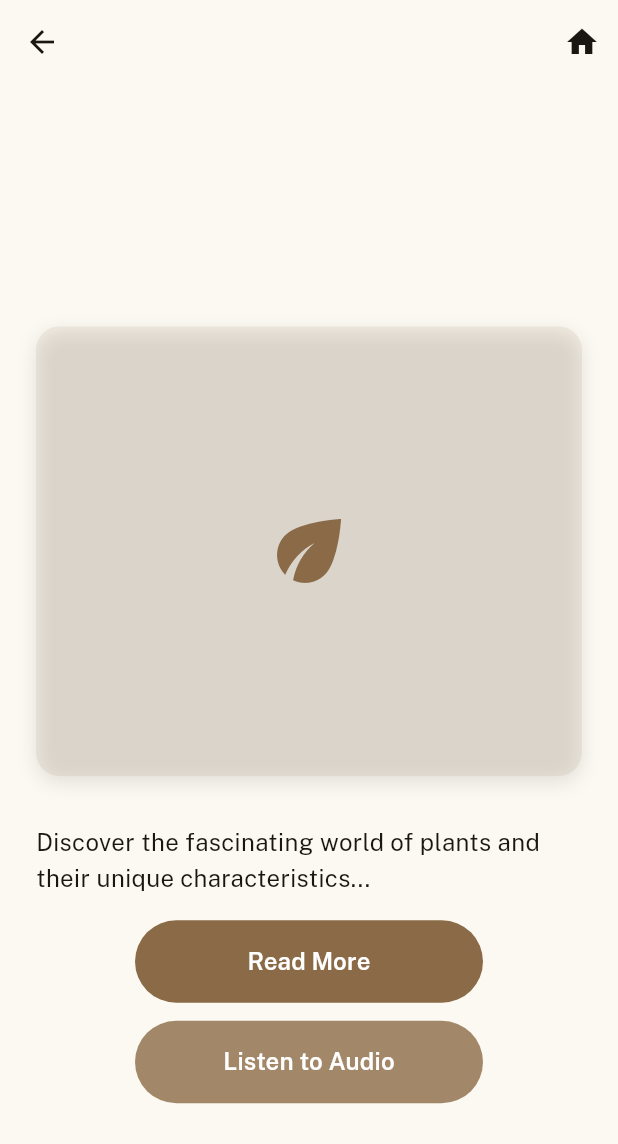
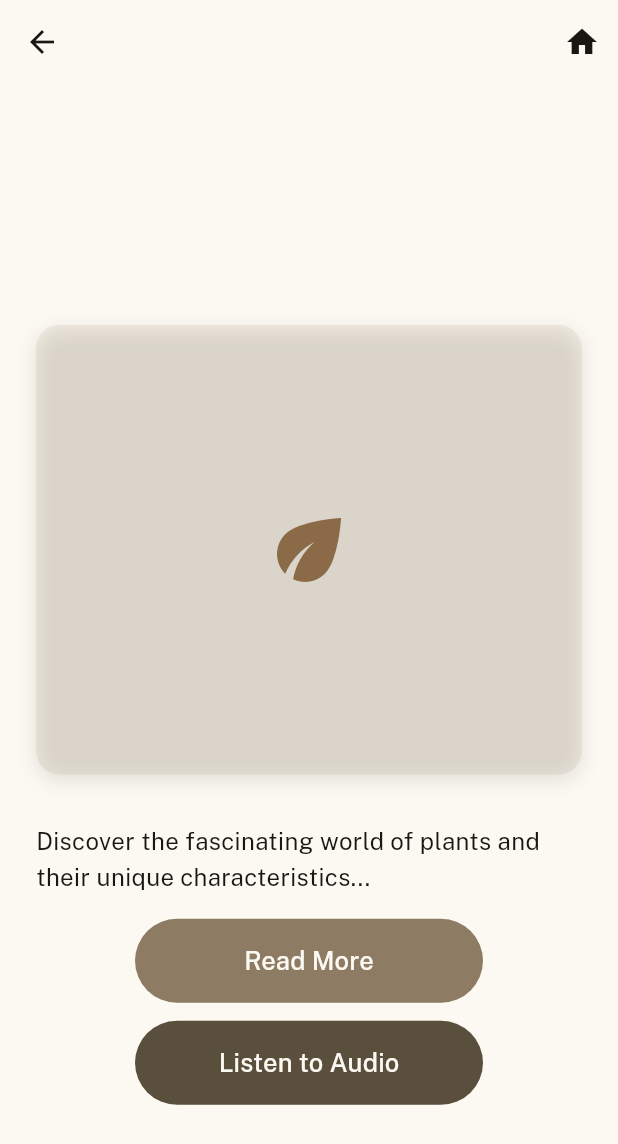
Before and after one commit to Simphiwe-Khumo-Yende/gaiosophy, a Flutter app: the PlantOverviewScreen screen opened directly with empty values, on a phone screen of 412 x 824 dp. Shown: the top 1144 px of the screen. Run offline on Flutter 3.47's test engine with Material 3 defaults, Android fonts, the phone set to English and light mode, and no system bars; our stand-ins replace cached_network_image, cloud_firestore, connectivity_plus, firebase_auth, firebase_core, firebase_storage and 10 more; accounts and stored records are empty; network calls fail.

Commit message:
adjusted buttons

```diff
--- a/lib/presentation/screens/plant_overview_screen.dart
+++ b/lib/presentation/screens/plant_overview_screen.dart
@@ -7,6 +7,7 @@ import '../widgets/firebase_storage_image.dart';
 import '../widgets/enhanced_html_renderer.dart';
 import '../widgets/bookmark_button.dart';
 import '../theme/typography.dart';
+import '../theme/app_theme.dart';
 
 class PlantOverviewScreen extends StatelessWidget {
   final content_model.ContentBlock contentBlock;
@@ -184,20 +185,17 @@ class PlantOverviewScreen extends StatelessWidget {
                 _navigateToDetailedReading(context);
               },
               style: ElevatedButton.styleFrom(
-                backgroundColor: const Color(0xFF8B6B47),
-                foregroundColor: Colors.white,
+                backgroundColor: AppTheme.readMoreButtonColor,
+                foregroundColor: AppTheme.buttonTextColor,
                 elevation: 0,
                 padding: const EdgeInsets.symmetric(vertical: 16),
                 shape: RoundedRectangleBorder(
                   borderRadius: BorderRadius.circular(50),
                 ),
               ),
-              child: const Text(
+              child: Text(
                 'Read More',
-                style: TextStyle(
-                  fontSize: 16,
-                  fontWeight: FontWeight.w600,
-                ),
+                style: AppTheme.buttonTextStyle,
               ),
             ),
           ),
@@ -212,20 +210,17 @@ class PlantOverviewScreen extends StatelessWidget {
                 _playAudio(context);
               },
               style: ElevatedButton.styleFrom(
-                backgroundColor: const Color(0xFF8B6B47).withValues(alpha: 0.8),
-                foregroundColor: Colors.white,
+                backgroundColor: AppTheme.listenToAudioButtonColor,
+                foregroundColor: AppTheme.buttonTextColor,
                 elevation: 0,
                 padding: const EdgeInsets.symmetric(vertical: 16),
                 shape: RoundedRectangleBorder(
                   borderRadius: BorderRadius.circular(50),
                 ),
               ),
-              child: const Text(
+              child: Text(
                 'Listen to Audio',
-                style: TextStyle(
-                  fontSize: 16,
-                  fontWeight: FontWeight.w600,
-                ),
+                style: AppTheme.buttonTextStyle,
               ),
             ),
           ),
--- a/lib/presentation/theme/app_theme.dart
+++ b/lib/presentation/theme/app_theme.dart
@@ -11,6 +11,12 @@ class AppTheme {
   static const Color primaryLight = Color(0xFF7A6E5C);
   static const Color surfaceVariant = Color(0xFFF5F1E8);
   static const Color onSurface = Color(0xFF2C2419);
+
+  // Button specific colors
+  static const Color readMoreButtonColor = Color(0xFF8D7C63);
+  static const Color listenToAudioButtonColor = Color(0xFF5A4E3C);
+  static const Color buttonTextColor = Color(0xFFFCF9F2);
+  static const Color bodyTextColor = Color(0xFF25221E);
 
   static ThemeData get light => ThemeData(
         useMaterial3: true,
@@ -117,4 +123,18 @@ class AppTheme {
       letterSpacing: 0.5,
     ),
   );
+
+  // Custom button text style for Read More and Listen to Audio buttons
+  static TextStyle get buttonTextStyle => GoogleFonts.publicSans(
+    fontSize: 17,
+    fontWeight: FontWeight.w500, // Medium weight
+    color: buttonTextColor,
+  );
+
+  // Custom body text style
+  static TextStyle get customBodyText => GoogleFonts.publicSans(
+    fontSize: 15,
+    fontWeight: FontWeight.w400, // Regular weight
+    color: bodyTextColor,
+  );
 }
```
Also changed, not shown: lib/presentation/screens/audio_player_screen.dart (+3 -4 lines), lib/presentation/screens/content_detail_screen.dart (+7 -12 lines), lib/presentation/screens/plant_folklore_screen.dart (+7 -14 lines), lib/presentation/screens/plant_overview_screen_fixed.dart (+9 -14 lines).
